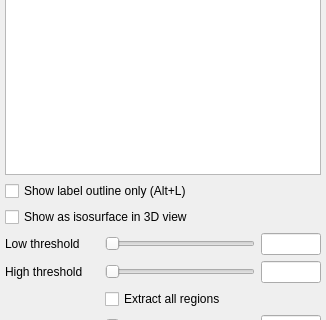
freesurfer/freesurfer, file freeview/PanelVolume.ui: the form before one commit; both pictures show x 0 to 326 and y 951 to 1271 of the 326 by 1398 pixel window.
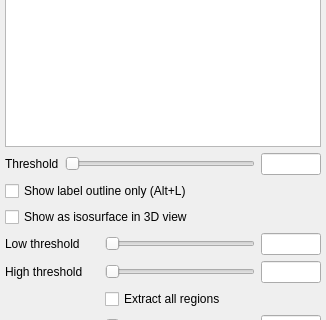
The form after the commit. Icons and pictures are not drawn. Custom widgets are drawn as their Qt base class.

Commit message: added threshold control for track volume

```diff
--- a/freeview/PanelVolume.ui
+++ b/freeview/PanelVolume.ui
@@ -26,9 +26,9 @@
    <property name="geometry">
     <rect>
      <x>0</x>
-     <y>0</y>
+     <y>-47</y>
      <width>308</width>
-     <height>1445</height>
+     <height>1482</height>
     </rect>
    </property>
    <layout class="QVBoxLayout" name="verticalLayout">
@@ -746,6 +746,50 @@
       </column>
      </widget>
     </item>
+    <item>
+     <layout class="QGridLayout" name="gridLayout_3">
+      <property name="topMargin">
+       <number>0</number>
+      </property>
+      <item row="0" column="0">
+       <widget class="QLabel" name="labelTrackVolumeThreshold">
+        <property name="text">
+         <string>Threshold</string>
+        </property>
+       </widget>
+      </item>
+      <item row="0" column="1">
+       <layout class="QHBoxLayout" name="horizontalLayout_19">
+        <item>
+         <widget class="QSlider" name="sliderTrackVolumeThresholdLow">
+          <property name="maximum">
+           <number>100</number>
+          </property>
+          <property name="orientation">
+           <enum>Qt::Horizontal</enum>
+          </property>
+         </widget>
+        </item>
+        <item>
+         <widget class="QLineEdit" name="lineEditTrackVolumeThresholdLow">
+          <property name="sizePolicy">
+           <sizepolicy hsizetype="Fixed" vsizetype="Fixed">
+            <horstretch>0</horstretch>
+            <verstretch>0</verstretch>
+           </sizepolicy>
+          </property>
+          <property name="maximumSize">
+           <size>
+            <width>60</width>
+            <height>16777215</height>
+           </size>
+          </property>
+         </widget>
+        </item>
+       </layout>
+      </item>
+     </layout>
+    </item>
     <item>
      <widget class="QCheckBox" name="checkBoxShowOutline">
       <property name="text">
```
Left out of the diff: 167 changed lines with no effect on the pictures. The commit also changes 4 other files.
